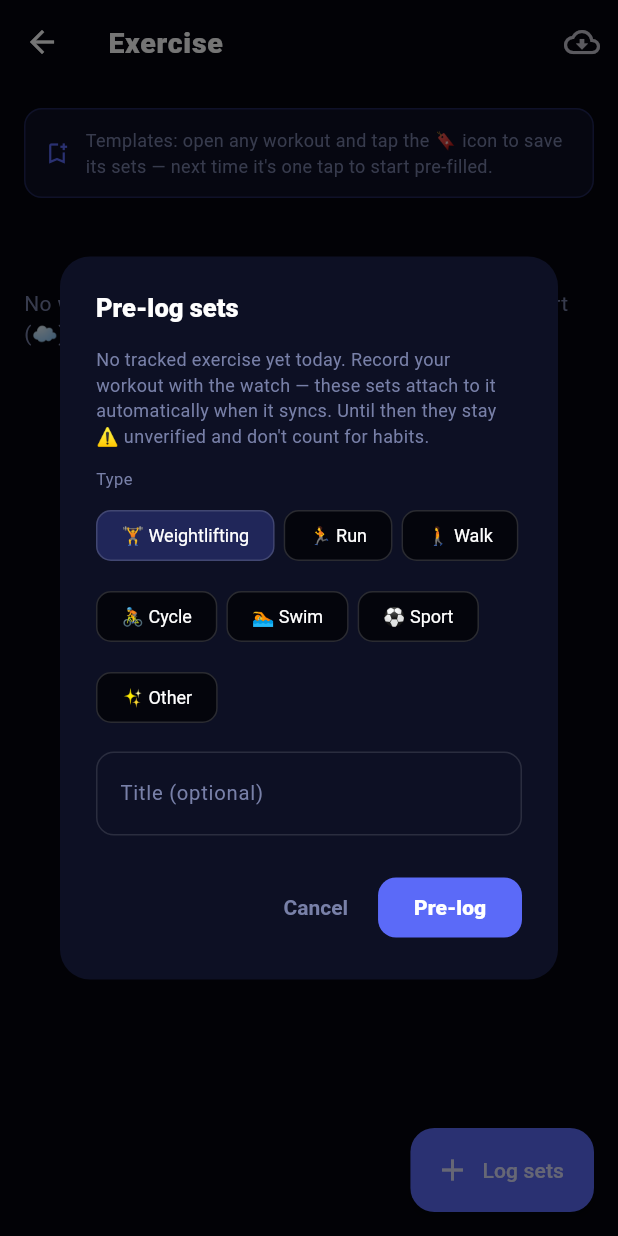
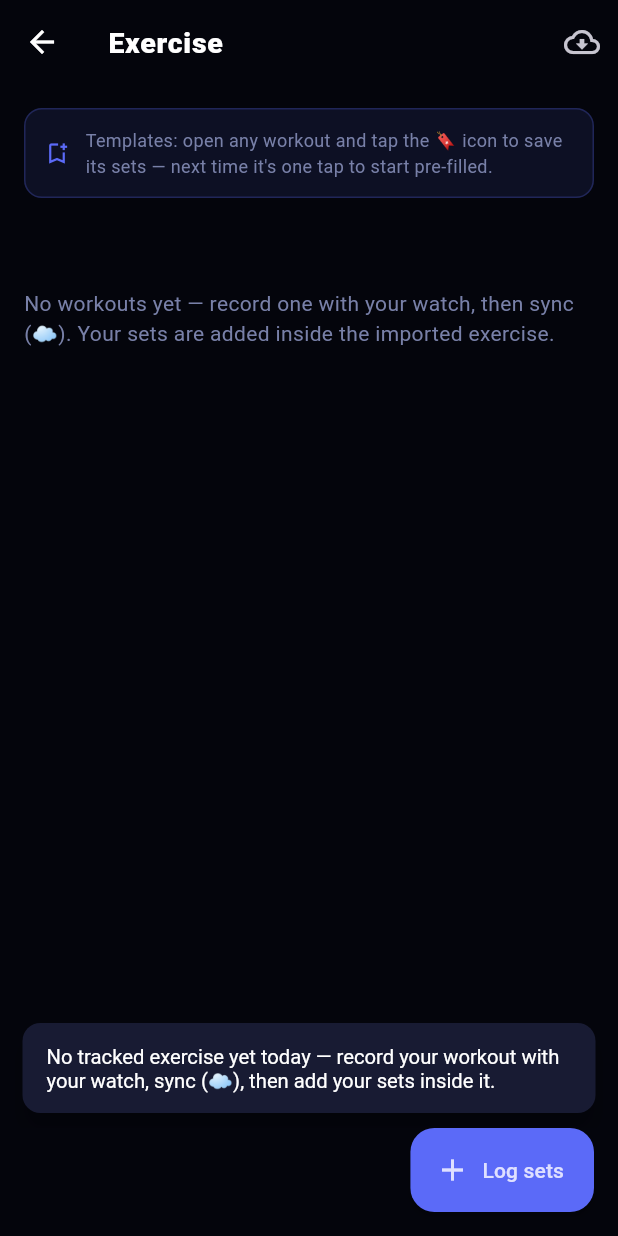
Before and after one commit to erolcem/physical, a Flutter app: the ExerciseScreen screen opened directly, after a tap on "Log sets", on a phone screen of 412 x 824 dp. Run offline on Flutter 3.47's test engine with Material 3 defaults, Android fonts, the phone set to English and light mode, and no system bars; our stand-ins replace fl_chart, flutter_local_notifications, flutter_riverpod, flutter_timezone, image_picker, just_audio and 2 more; missing offline and left inert: record; accounts and stored records are empty.

Commit message:
Sets exist ONLY inside imported watch exercises — no standalone creation
Owner correction: a set is a detail of a Google-imported exercise, never its
own entity, and you only create sets from inside one.

- WorkoutNotifier.createSession/createFromTemplate deleted: no code path can
  mint a standalone workout; sessions enter only via importGoogle (watch
  exercises) or repoMerge (legacy holders from old backups).
- One shared entry point, openTodaysWatchExercise({plan}): the Exercise FAB,
  template chips, Today's Plan, and the Habits tab's start-planned-workout all
  resolve TODAY'S watch exercise (chooser when several), optionally drop a
  plan's blank set slots INTO it, and open it. With no tracked exercise yet it
  explains: record with the watch, sync, then add sets inside — no holder.
- Pre-log dialog + the WAITING FOR THE WATCH EXERCISE strip removed.
- Today's-Plan done-detection now checks that today's watch exercise contains
  one of the plan's exercises (title-match broke once plans apply INTO the
  imported session).
- link/absorb machinery retained purely as migration for legacy holders
  arriving via backup merge; tests reframed to seed holders through the repo.

Co-Authored-By: Claude Fable 5 <noreply@anthropic.com>
Claude-Session: https://claude.ai/code/session_01SM91F7HW9iu5sz3yZ3BBKU

```diff
--- a/lib/ui/exercise_screen.dart
+++ b/lib/ui/exercise_screen.dart
@@ -1,8 +1,14 @@
 // ui/exercise_screen.dart — the Exercise section (Progress tab). A title card with
 // the last session, week stats + volume trend, and a list of recent sessions. Tap a
 // session → its detail with grouped sets + stats; add sets of any free-text exercise
-// in a locked mode (weight×reps · reps · time · distance). Decoupled from ranks; feeds
-// the coach + habit verification.
+// in a locked mode (weight×reps · reps · time · distance).
+//
+// SETS EXIST ONLY INSIDE A GOOGLE-IMPORTED (WATCH) EXERCISE — they are details
+// of a real tracked workout, never their own entity. Every entry point ("Log
+// sets", template chips, Today's Plan, a habit's planned workout) resolves
+// TODAY'S watch exercise and goes inside it; with none, the app says to record
+// with the watch and sync first. Decoupled from ranks; feeds the coach + habit
+// verification.
 import 'package:flutter/material.dart';
 import 'package:flutter_riverpod/flutter_riverpod.dart';
 import '../data/habits.dart' show isDueOn, todayKey;
@@ -22,6 +28,69 @@ const _muted = Color(0xFF7880A8);
 
 void openExerciseScreen(BuildContext context) {
   Navigator.of(context).push(MaterialPageRoute(builder: (_) => const ExerciseScreen()));
+}
+
+/// THE one way in: sets are made inside today's Google-imported exercise.
+/// Opens it directly (one), offers a chooser (several), or explains how to get
+/// one (none — record with the watch, then sync). When [plan] is given, its
+/// blank set slots are dropped INTO the chosen exercise before opening.
+/// Shared by the Exercise FAB, template chips, Today's Plan and the Habits
+/// tab's "start planned workout".
+Future<void> openTodaysWatchExercise(BuildContext context, WidgetRef ref,
+    {WorkoutTemplate? plan}) async {
+  final today = todayKey();
+  final watch = [
+    for (final s in sortedByRecent(ref.read(workoutProvider)))
+      if (s.fromGoogle && s.dateKey == today) s
+  ];
+  if (watch.isEmpty) {
+    ScaffoldMessenger.of(context).showSnackBar(const SnackBar(
+        duration: Duration(seconds: 4),
+        content: Text('No tracked exercise yet today — record your workout '
+            'with your watch, sync (☁), then add your sets inside it.')));
+    return;
+  }
+  void openInside(WorkoutSession s) {
+    if (plan != null) {
+      ref.read(workoutProvider.notifier).applyTemplateToSession(s.id, plan);
+    }
+    Navigator.of(context).push(MaterialPageRoute(
+        builder: (_) => SessionDetailScreen(sessionId: s.id)));
+  }
+
+  if (watch.length == 1) {
+    openInside(watch.first);
+    return;
+  }
+  showModalBottomSheet(
+    context: context,
+    builder: (ctx) => SafeArea(
+      child: Column(mainAxisSize: MainAxisSize.min, children: [
+        Padding(
+          padding: const EdgeInsets.fromLTRB(20, 16, 20, 4),
+          child: Text(
+              plan == null
+                  ? 'Add sets to which tracked exercise?'
+                  : 'Start "${plan.name}" inside which tracked exercise?',
+              style: const TextStyle(fontSize: 15, fontWeight: FontWeight.w800)),
+        ),
+        for (final s in watch)
+          ListTile(
+            leading: Text(typeEmoji(s.type), style: const TextStyle(fontSize: 22)),
+            title: Text(s.label, style: const TextStyle(fontWeight: FontWeight.w700)),
+            subtitle: Text(
+                sessionStats(s).map((e) => '${e.$1} ${e.$2}').take(3).join(' · '),
+                style: const TextStyle(fontSize: 11.5, color: _muted)),
+            trailing: const Text('✓ watch',
+                style: TextStyle(fontSize: 11, color: _teal, fontWeight: FontWeight.w700)),
+            onTap: () {
+              Navigator.pop(ctx);
+              openInside(s);
+            },
+          ),
+      ]),
+    ),
+  );
 }
 
 String _shortDate(String iso) {
@@ -91,16 +160,9 @@ class _ExerciseScreenState extends ConsumerState<ExerciseScreen> {
 
   @override
   Widget build(BuildContext context) {
-    final all = sortedByRecent(ref.watch(workoutProvider));
-    // Fresh unverified holders wait for their watch exercise in their own strip —
-    // they're pre-logged sets, not workouts of their own. Older unverified ones
-    // stay in RECENT with the ⚠ badge (history is history).
-    final cutoff = DateTime.now().subtract(const Duration(days: 2));
-    final pending = [
-      for (final s in all)
-        if (!s.watchVerified && (DateTime.tryParse(s.start)?.isAfter(cutoff) ?? false)) s
-    ];
-    final sessions = [for (final s in all) if (!pending.contains(s)) s];
+    // Sessions ARE the imported watch exercises (legacy unverified holders from
+    // old backups may linger in RECENT with the ⚠ badge until they migrate).
+    final sessions = sortedByRecent(ref.watch(workoutProvider));
     return Scaffold(
       backgroundColor: _bg,
       appBar: AppBar(
@@ -119,21 +181,21 @@ class _ExerciseScreenState extends ConsumerState<ExerciseScreen> {
       ),
       floatingActionButton: FloatingActionButton.extended(
         backgroundColor: _accent,
-        onPressed: _logSets,
+        // Straight into today's tracked exercise — sets only exist inside one.
+        onPressed: () => openTodaysWatchExercise(context, ref),
         icon: const Icon(Icons.add),
         label: const Text('Log sets'),
       ),
       body: ListView(padding: const EdgeInsets.fromLTRB(16, 16, 16, 96), children: [
         _todaysPlan(),
         _templatesRow(),
-        if (pending.isNotEmpty) _pendingSection(pending),
-        if (all.isEmpty)
+        if (sessions.isEmpty)
           const Padding(
             padding: EdgeInsets.symmetric(vertical: 48),
-            child: Center(child: Text('No workouts yet — track one with your watch and import (☁), '
-                'or pre-log sets with +.',
+            child: Center(child: Text('No workouts yet — record one with your watch, '
+                'then sync (☁). Your sets are added inside the imported exercise.',
                 style: TextStyle(color: _muted))))
-        else if (sessions.isNotEmpty) ...[
+        else ...[
           _lastCard(sessions.first),
           const SizedBox(height: 12),
           const _ExerciseMetricGraph(),
@@ -158,38 +220,9 @@ class _ExerciseScreenState extends ConsumerState<ExerciseScreen> {
     );
   }
 
-  // ── Pre-logged sets waiting for their tracked exercise (holders, not workouts).
-  // They attach automatically the moment the covering watch session syncs in. ──
-  Widget _pendingSection(List<WorkoutSession> pending) => Padding(
-        padding: const EdgeInsets.only(bottom: 12),
-        child: Column(crossAxisAlignment: CrossAxisAlignment.start, children: [
-          const Text('WAITING FOR THE WATCH EXERCISE',
-              style: TextStyle(fontSize: 11, letterSpacing: 2, color: Color(0xFFF6CF3E))),
-          const SizedBox(height: 6),
-          for (final s in pending)
-            Card(
-              color: _card,
-              shape: RoundedRectangleBorder(
-                borderRadius: BorderRadius.circular(12),
-                side: const BorderSide(color: Color(0x33F6CF3E)),
-              ),
-              child: ListTile(
-                leading: const Icon(Icons.hourglass_top, color: Color(0xFFF6CF3E), size: 22),
-                title: Text(s.label, style: const TextStyle(fontWeight: FontWeight.w700)),
-                subtitle: Text(
-                    '${s.setCount} sets pre-logged · attaches to your tracked '
-                    'exercise on the next sync',
-                    style: const TextStyle(fontSize: 11.5, color: _muted)),
-                trailing: const Icon(Icons.chevron_right, color: _muted),
-                onTap: () => Navigator.of(context).push(MaterialPageRoute(
-                    builder: (_) => SessionDetailScreen(sessionId: s.id))),
-              ),
-            ),
-        ]),
-      );
-
   // ── Today's plan: exercise habits due today that carry a workout plan — the
-  // habit is the plan, tapping starts the session pre-filled. ──
+  // habit is the plan; tapping drops its set slots INTO today's tracked watch
+  // exercise (sets never exist outside one). ──
   Widget _todaysPlan() {
     final habits = ref.watch(habitsProvider).habits;
     final templates = {for (final t in ref.watch(templatesProvider)) t.id: t};
@@ -202,10 +235,13 @@ class _ExerciseScreenState extends ConsumerState<ExerciseScreen> {
           h
     ];
     if (planned.isEmpty) return const SizedBox.shrink();
-    // "Done" here = a session started from this plan exists today (title match).
-    final todaysTitles = {
-      for (final s in sessions) if (s.dateKey == todayKey()) s.label
-    };
+    // "Done" = today's watch exercise already contains one of the plan's
+    // exercises (the plan's slots were dropped in / it was actually trained).
+    final todaysSessions = [
+      for (final s in sessions) if (s.dateKey == todayKey()) s
+    ];
+    bool planStarted(WorkoutTemplate t) => todaysSessions.any(
+        (s) => t.exercises.any(s.exercises.contains));
     return Padding(
       padding: const EdgeInsets.only(bottom: 12),
       child: Column(crossAxisAlignment: CrossAxisAlignment.start, children: [
@@ -214,7 +250,7 @@ class _ExerciseScreenState extends ConsumerState<ExerciseScreen> {
         for (final h in planned)
           () {
             final t = templates[h.templateId]!;
-            final done = todaysTitles.contains(t.name) || todaysTitles.contains(h.title);
+            final done = planStarted(t);
             return Card(
               color: _card,
               child: ListTile(
@@ -230,7 +266,7 @@ class _ExerciseScreenState extends ConsumerState<ExerciseScreen> {
                     '${h.time != null ? ' · ${h.time}' : ''}',
                     style: const TextStyle(fontSize: 12, color: _muted)),
                 trailing: done ? null : const Text('Start', style: TextStyle(color: _accent, fontWeight: FontWeight.w700)),
-                onTap: done ? null : () => _startFromTemplate(t),
+                onTap: done ? null : () => openTodaysWatchExercise(context, ref, plan: t),
               ),
             );
           }(),
@@ -300,11 +336,9 @@ class _ExerciseScreenState extends ConsumerState<ExerciseScreen> {
     );
   }
 
-  void _startFromTemplate(WorkoutTemplate t) {
-    final s = ref.read(workoutProvider.notifier).createFromTemplate(t);
-    Navigator.of(context).push(
-        MaterialPageRoute(builder: (_) => SessionDetailScreen(sessionId: s.id)));
-  }
+  // A template only ever starts INSIDE today's tracked watch exercise.
+  void _startFromTemplate(WorkoutTemplate t) =>
+      openTodaysWatchExercise(context, ref, plan: t);
 
   // Long-press a template chip: start / edit / delete.
   void _templateMenu(WorkoutTemplate t) {
@@ -409,106 +443,10 @@ class _ExerciseScreenState extends ConsumerState<ExerciseScreen> {
         ),
       );
 
-  // ── Log sets: sets are CHILDREN of a tracked exercise. If the watch already
-  // recorded one today, sets go straight into it; otherwise the user pre-logs
-  // into a holder that auto-attaches when the exercise syncs in. ──
-  Future<void> _logSets() async {
-    final today = todayKey();
-    final watch = [
-      for (final s in sortedByRecent(ref.read(workoutProvider)))
-        if (s.fromGoogle && s.dateKey == today) s
-    ];
-    if (watch.isEmpty) {
-      await _preLog();
-      return;
-    }
-    if (watch.length == 1) {
-      // One tracked exercise today — that IS the workout; go straight in.
-      Navigator.of(context).push(MaterialPageRoute(
-          builder: (_) => SessionDetailScreen(sessionId: watch.first.id)));
-      return;
-    }
-    showModalBottomSheet(
-      context: context,
-      builder: (ctx) => SafeArea(
-        child: Column(mainAxisSize: MainAxisSize.min, children: [
-          const Padding(
-            padding: EdgeInsets.fromLTRB(20, 16, 20, 4),
-            child: Text('Add sets to which tracked exercise?',
-                style: TextStyle(fontSize: 15, fontWeight: FontWeight.w800)),
-          ),
-          for (final s in watch)
-            ListTile(
-              leading: Text(typeEmoji(s.type), style: const TextStyle(fontSize: 22)),
-              title: Text(s.label, style: const TextStyle(fontWeight: FontWeight.w700)),
-              subtitle: Text(
-                  sessionStats(s).map((e) => '${e.$1} ${e.$2}').take(3).join(' · '),
-                  style: const TextStyle(fontSize: 11.5, color: _muted)),
-              trailing: const Text('✓ watch',
-                  style: TextStyle(fontSize: 11, color: _teal, fontWeight: FontWeight.w700)),
-              onTap: () {
-                Navigator.pop(ctx);
-                Navigator.of(context).push(MaterialPageRoute(
-                    builder: (_) => SessionDetailScreen(sessionId: s.id)));
-              },
-            ),
-        ]),
-      ),
-    );
-  }
-
-  // Pre-log sets before the watch exercise has synced: a HOLDER, not a workout —
-  // it attaches to the covering tracked exercise automatically and disappears.
-  Future<void> _preLog() async {
-    var type = sessionTypes.first.$1;
-    final title = TextEditingController();
-    final created = await showDialog<bool>(
-      context: context,
-      builder: (ctx) => StatefulBuilder(
-        builder: (ctx, setLocal) => AlertDialog(
-          backgroundColor: _card,
-          title: const Text('Pre-log sets'),
-          content: SingleChildScrollView(
-            child: Column(mainAxisSize: MainAxisSize.min, crossAxisAlignment: CrossAxisAlignment.start, children: [
-              const Text(
-                'No tracked exercise yet today. Record your workout with the '
-                'watch — these sets attach to it automatically when it syncs. '
-                'Until then they stay ⚠ unverified and don\'t count for habits.',
-                style: TextStyle(fontSize: 12, color: _muted)),
-              const SizedBox(height: 12),
-              const Text('Type', style: TextStyle(fontSize: 11, color: _muted)),
-              const SizedBox(height: 6),
-              Wrap(spacing: 6, runSpacing: 6, children: [
-                for (final t in sessionTypes)
-                  ChoiceChip(
-                    label: Text('${t.$2} ${t.$1}', style: const TextStyle(fontSize: 12)),
-                    selected: type == t.$1,
-                    onSelected: (_) => setLocal(() => type = t.$1),
-                    selectedColor: _accent.withValues(alpha: 0.25),
-                    backgroundColor: _bg,
-                  ),
-              ]),
-              const SizedBox(height: 12),
-              TextField(controller: title, decoration: const InputDecoration(
-                  labelText: 'Title (optional)', hintText: 'e.g. Push day')),
-            ]),
-          ),
-          actions: [
-            TextButton(onPressed: () => Navigator.pop(ctx, false), child: const Text('Cancel')),
-            FilledButton(onPressed: () => Navigator.pop(ctx, true), child: const Text('Pre-log')),
-          ],
-        ),
-      ),
-    );
-    if (created != true || !mounted) return;
-    final s = ref.read(workoutProvider.notifier).createSession(
-          type: type,
-          title: title.text.trim().isEmpty ? null : title.text.trim(),
-        );
-    if (!mounted) return;
-    Navigator.of(context).push(
-        MaterialPageRoute(builder: (_) => SessionDetailScreen(sessionId: s.id)));
-  }
+  // (No _logSets/_preLog here any more: sets exist ONLY inside a Google-
+  // imported exercise, so every entry point goes through the shared
+  // openTodaysWatchExercise — which explains itself when no tracked exercise
+  // exists yet, instead of minting a standalone holder.)
 }
 
 class SessionDetailScreen extends ConsumerWidget {
```
Also changed, not shown: lib/state/log_providers.dart (+7 -32 lines), lib/ui/habits_screen.dart (+6 -6 lines), 2 other files.
